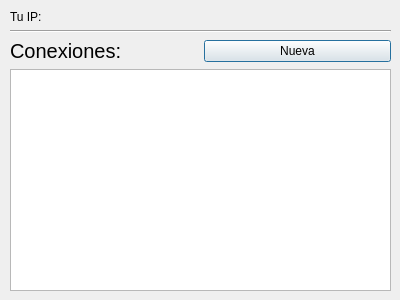
First picture: the form in ui/home.ui, repository ScidaP/gpu-remote-access, before the edit.
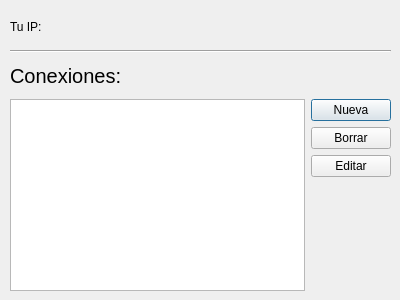
Second picture: the form after the edit.

Commit message: Se puede eliminar y agregar items lista

What changed in the file:
```diff
--- a/ui/home.ui
+++ b/ui/home.ui
@@ -23,6 +23,13 @@
     </rect>
    </property>
    <layout class="QGridLayout" name="gridLayout">
+    <item row="1" column="0" colspan="2">
+     <widget class="Line" name="line">
+      <property name="orientation">
+       <enum>Qt::Horizontal</enum>
+      </property>
+     </widget>
+    </item>
     <item row="2" column="0">
      <widget class="QLabel" name="label_2">
       <property name="font">
@@ -35,6 +42,9 @@
       </property>
      </widget>
     </item>
+    <item row="3" column="0" rowspan="5">
+     <widget class="QListWidget" name="lista_conexiones"/>
+    </item>
     <item row="0" column="0" colspan="2">
      <widget class="QLabel" name="l_ip_propia">
       <property name="text">
@@ -42,22 +52,26 @@
       </property>
      </widget>
     </item>
-    <item row="1" column="0" colspan="2">
-     <widget class="Line" name="line">
-      <property name="orientation">
-       <enum>Qt::Horizontal</enum>
-      </property>
-     </widget>
-    </item>
-    <item row="2" column="1">
+    <item row="3" column="1">
      <widget class="QPushButton" name="b_nueva_conexion">
       <property name="text">
        <string>Nueva</string>
       </property>
      </widget>
     </item>
-    <item row="4" column="0" colspan="2">
-     <widget class="QListWidget" name="lista_conexiones"/>
+    <item row="4" column="1">
+     <widget class="QPushButton" name="b_borrar_conexion">
+      <property name="text">
+       <string>Borrar</string>
+      </property>
+     </widget>
+    </item>
+    <item row="5" column="1">
+     <widget class="QPushButton" name="b_editar_conexion">
+      <property name="text">
+       <string>Editar</string>
+      </property>
+     </widget>
     </item>
    </layout>
   </widget>
```
The commit also changes 4 other files.
